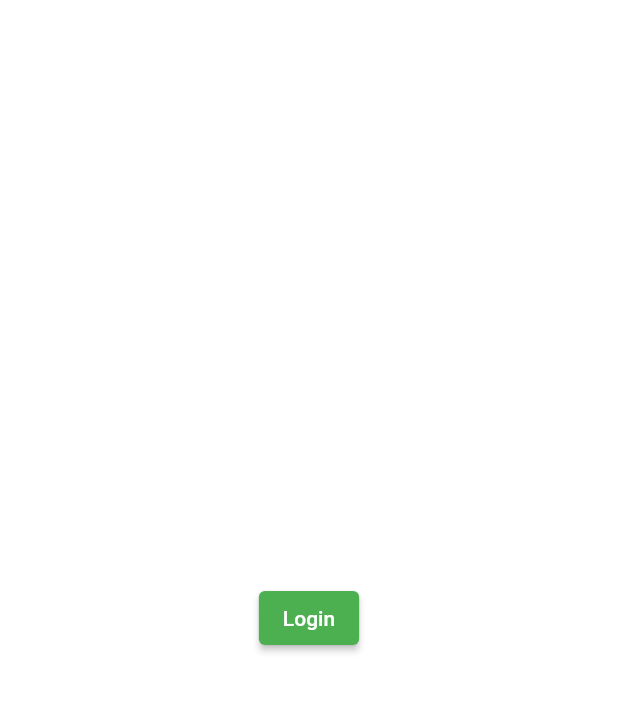
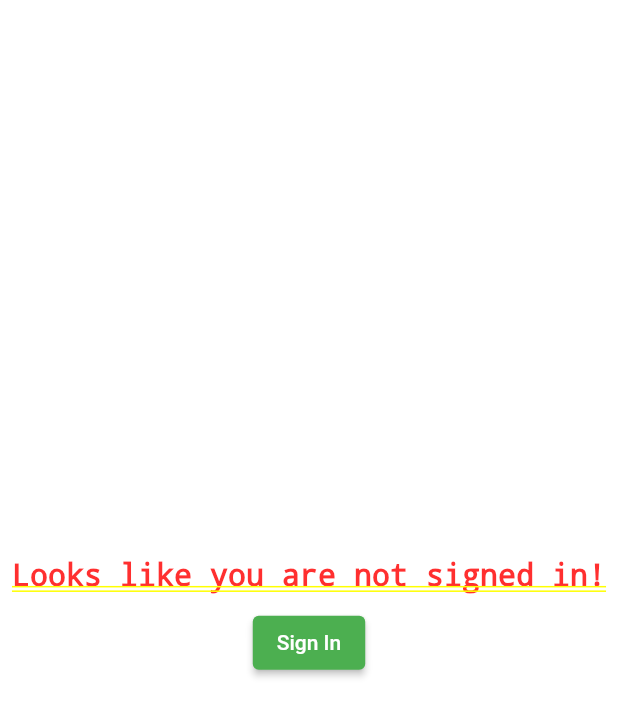
Before and after one commit to bashiryousufy/SSE3151_project, a Flutter app: the CloudDocsScreen screen opened by its route, on a phone screen of 412 x 824 dp. Shown: the top 717 px of the screen. Run offline on Flutter 3.47's test engine with Material 2 defaults, Android fonts, the phone set to English and light mode, and no system bars; our stand-ins replace cloud_firestore, file_picker, firebase_auth, firebase_core, firebase_storage, flutter_speed_dial and 6 more; missing offline and left inert: flutter_facebook_auth, flutter_pdfview, simpleprogressdialog; accounts and stored records are empty.

Commit message:
Refactored and polished the UI Elements

```diff
--- a/lib/Screens/cloud_docs_screen.dart
+++ b/lib/Screens/cloud_docs_screen.dart
@@ -7,6 +7,7 @@ import 'package:share_plus/share_plus.dart';
 
 class CloudDocsScreen extends StatefulWidget {
   String? authUserEmail;
+
   CloudDocsScreen({Key? key, this.authUserEmail}) : super(key: key);
 
   @override
@@ -19,9 +20,21 @@ class _CloudDocsScreenState extends State<CloudDocsScreen> {
     return widget.authUserEmail == null
         ? Container(
             child: Center(
-              child: ElevatedButton(
-                child: Text('Login'),
-                onPressed: () => Navigator.pushNamed(context, '/login'),
+              child: Column(
+                mainAxisAlignment: MainAxisAlignment.center,
+                children: [
+                  Text(
+                    "Looks like you are not signed in!",
+                    style: TextStyle(fontSize: 20),
+                  ),
+                  SizedBox(
+                    height: 10,
+                  ),
+                  ElevatedButton(
+                    child: Text('Sign In'),
+                    onPressed: () => Navigator.pushNamed(context, '/login'),
+                  ),
+                ],
               ),
             ),
           )
@@ -204,10 +217,10 @@ class _CloudDocsScreenState extends State<CloudDocsScreen> {
                   );
                 }),
             floatingActionButton: SpeedDial(
-              animatedIcon: AnimatedIcons.menu_home,
+              animatedIcon: AnimatedIcons.menu_close,
               children: [
                 SpeedDialChild(
-                    child: Icon(Icons.camera),
+                    child: Icon(Icons.file_present),
                     label: 'Create Cloud Doc',
                     onTap: () => showModalBottomSheet(
                         isScrollControlled: true,
--- a/lib/Screens/document_details_screen.dart
+++ b/lib/Screens/document_details_screen.dart
@@ -18,6 +18,7 @@ import 'package:simpleprogressdialog/simpleprogressdialog.dart';
 class DocumentDetailsScreen extends StatefulWidget {
   final String folderPath;
   String? authUserEmail;
+
   DocumentDetailsScreen(
       {Key? key, required this.folderPath, this.authUserEmail})
       : super(key: key);
--- a/lib/Screens/home_screen.dart
+++ b/lib/Screens/home_screen.dart
@@ -1,10 +1,11 @@
 import 'package:flutter/material.dart';
 import 'package:project/Screens/cloud_docs_screen.dart';
 import 'package:project/Screens/folders_screen.dart';
-import 'package:project/Screens/signin.dart';
+import 'package:project/Screens/signin_screen.dart';
 
 class HomeScreen extends StatefulWidget {
   String? authUserEmail;
+
   HomeScreen({Key? key, this.authUserEmail}) : super(key: key);
 
   @override
@@ -14,6 +15,7 @@ class HomeScreen extends StatefulWidget {
 class _HomeScreenState extends State<HomeScreen>
     with SingleTickerProviderStateMixin {
   late TabController tabController;
+
   @override
   void initState() {
     // TODO: implement initState
@@ -30,7 +32,7 @@ class _HomeScreenState extends State<HomeScreen>
           child: Container(
             height: 50.0,
             child: new TabBar(
-              indicatorColor: Colors.red,
+              indicatorColor: Colors.black,
               unselectedLabelColor: Colors.black38,
               labelColor: Colors.black,
               controller: tabController,
--- a/lib/Screens/signin.dart
+++ b/lib/Screens/signin_screen.dart
@@ -50,7 +50,6 @@ class _SignInScreenState extends State<SignInScreen> {
 
       await FirebaseAuth.instance.signInWithCredential(credential);
       String? authUserEmail = FirebaseAuth.instance.currentUser!.email;
-      print(authUserEmail);
       Navigator.pushReplacement(
           context,
           MaterialPageRoute(
--- a/lib/main.dart
+++ b/lib/main.dart
@@ -4,7 +4,7 @@ import 'package:project/Screens/auth_screen.dart';
 import 'package:project/Screens/cloud_docs_screen.dart';
 import 'package:project/Screens/folders_screen.dart';
 import 'package:project/Screens/home_screen.dart';
-import 'package:project/Screens/signin.dart';
+import 'package:project/Screens/signin_screen.dart';
 
 void main() async {
   WidgetsFlutterBinding.ensureInitialized();
```
Also changed, not shown: lib/Screens/folders_screen.dart (+4 -8 lines), lib/Screens/inner_folder_screen.dart (+20 -10 lines), assets/google.png.
